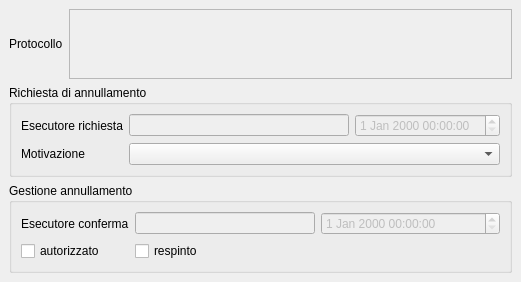
Qt form src/com/axiastudio/suite/protocollo/forms/annullamentoprotocollo.ui (tizianolattisi/suitegda) before a commit.
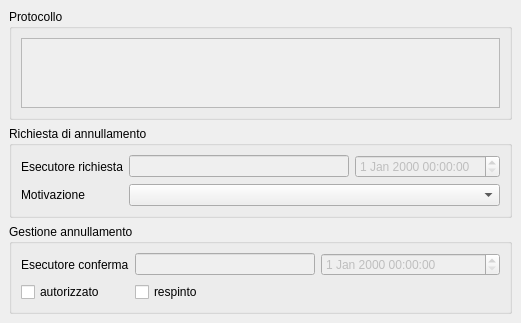
The same form after that commit. Custom widgets are drawn as their Qt base class.

Commit message: Trim del codice su ricerca rapida barcode (x identificativo protocollo o pratica): utile se valore inserito da tastiera o con copia-incolla; banali modifiche su ui annullamento protocollo

```diff
--- a/src/com/axiastudio/suite/protocollo/forms/annullamentoprotocollo.ui
+++ b/src/com/axiastudio/suite/protocollo/forms/annullamentoprotocollo.ui
@@ -20,16 +20,13 @@
    <bool>true</bool>
   </property>
   <widget class="QWidget" name="centralwidget">
-   <layout class="QVBoxLayout" name="verticalLayout">
+   <layout class="QVBoxLayout" name="verticalLayout_2">
     <item>
-     <layout class="QHBoxLayout" name="horizontalLayout">
-      <item>
-       <widget class="QLabel" name="label_4">
-        <property name="text">
+     <widget class="QGroupBox" name="groupBox_3">
+      <property name="title">
          <string>Protocollo</string>
         </property>
-       </widget>
-      </item>
+      <layout class="QVBoxLayout" name="verticalLayout">
       <item>
        <widget class="QPlainTextEdit" name="plainTextEdit">
         <property name="enabled">
@@ -41,6 +38,7 @@
        </widget>
       </item>
      </layout>
+     </widget>
     </item>
     <item>
      <widget class="QGroupBox" name="groupBox">
```
Left out of the diff: 24 changed lines with no effect on the pictures. Lines whose indentation alone changed are shown as unchanged. The commit also changes 2 other files.
